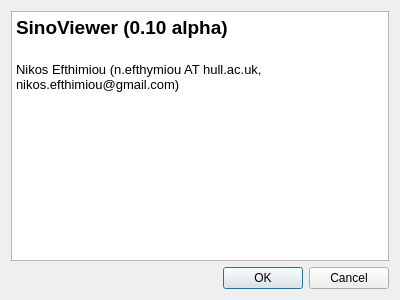
Qt form aboutdialog.ui (NikEfth/PPDD) before a commit.
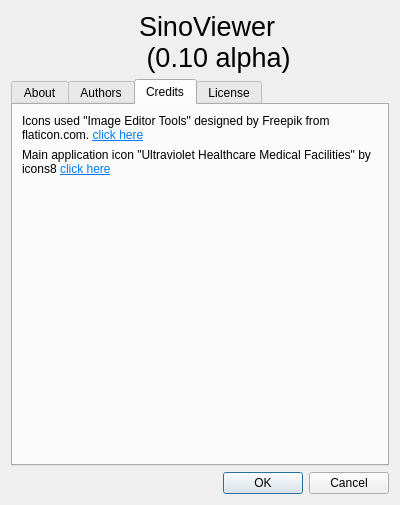
The same form after that commit. The open tabs and pages were chosen to show the change. Icons and pictures are not drawn.

What changed in the file:
```diff
--- a/aboutdialog.ui
+++ b/aboutdialog.ui
@@ -7,29 +7,210 @@
     <x>0</x>
     <y>0</y>
     <width>400</width>
-    <height>300</height>
+    <height>505</height>
    </rect>
   </property>
   <property name="windowTitle">
    <string>Dialog</string>
   </property>
   <layout class="QVBoxLayout" name="verticalLayout_2">
+   <item>
+    <layout class="QGridLayout" name="gridLayout">
+     <item row="1" column="0">
+      <widget class="QLabel" name="label">
+       <property name="text">
+        <string/>
+       </property>
+       <property name="pixmap">
+        <pixmap resource="resources.qrc">:/icons/resources/icons8-microbeam-radiation-therapy-80.png</pixmap>
+       </property>
+      </widget>
+     </item>
+     <item row="1" column="1">
+      <widget class="QLabel" name="label_2">
+       <property name="minimumSize">
+        <size>
+         <width>250</width>
+         <height>0</height>
+        </size>
+       </property>
+       <property name="font">
+        <font>
+         <pointsize>20</pointsize>
+        </font>
+       </property>
+       <property name="text">
+        <string>SinoViewer 
+ (0.10 alpha)</string>
+       </property>
+      </widget>
+     </item>
+    </layout>
+   </item>
    <item>
     <layout class="QVBoxLayout" name="verticalLayout">
      <item>
-      <layout class="QHBoxLayout" name="horizontalLayout_2">
+      <layout class="QVBoxLayout" name="verticalLayout_3">
        <item>
-        <widget class="QTextEdit" name="textEdit">
-         <property name="html">
-          <string>&lt;!DOCTYPE HTML PUBLIC &quot;-//W3C//DTD HTML 4.0//EN&quot; &quot;http://www.w3.org/TR/REC-html40/strict.dtd&quot;&gt;
-&lt;html&gt;&lt;head&gt;&lt;meta name=&quot;qrichtext&quot; content=&quot;1&quot; /&gt;&lt;style type=&quot;text/css&quot;&gt;
-p, li { white-space: pre-wrap; }
-&lt;/style&gt;&lt;/head&gt;&lt;body style=&quot; font-family:'Noto Sans'; font-size:10pt; font-weight:400; font-style:normal;&quot;&gt;
-&lt;p style=&quot; margin-top:0px; margin-bottom:0px; margin-left:0px; margin-right:0px; -qt-block-indent:0; text-indent:0px;&quot;&gt;&lt;span style=&quot; font-size:14pt; font-weight:600;&quot;&gt;SinoViewer (0.10 alpha)&lt;/span&gt;&lt;/p&gt;
-&lt;p style=&quot;-qt-paragraph-type:empty; margin-top:0px; margin-bottom:0px; margin-left:0px; margin-right:0px; -qt-block-indent:0; text-indent:0px; font-size:14pt; font-weight:600;&quot;&gt;&lt;br /&gt;&lt;/p&gt;
-&lt;p style=&quot; margin-top:0px; margin-bottom:0px; margin-left:0px; margin-right:0px; -qt-block-indent:0; text-indent:0px;&quot;&gt;Nikos Efthimiou (n.efthymiou AT hull.ac.uk, nikos.efthimiou@gmail.com)&lt;/p&gt;
-&lt;p style=&quot;-qt-paragraph-type:empty; margin-top:0px; margin-bottom:0px; margin-left:0px; margin-right:0px; -qt-block-indent:0; text-indent:0px;&quot;&gt;&lt;br /&gt;&lt;/p&gt;&lt;/body&gt;&lt;/html&gt;</string>
+        <widget class="QTabWidget" name="Credits">
+         <property name="currentIndex">
+          <number>0</number>
          </property>
+         <widget class="QWidget" name="tab">
+          <attribute name="title">
+           <string>About</string>
+          </attribute>
+          <layout class="QVBoxLayout" name="verticalLayout_5">
+           <item>
+            <layout class="QVBoxLayout" name="verticalLayout_4">
+             <item>
+              <widget class="QTextEdit" name="textEdit">
+               <property name="enabled">
+                <bool>true</bool>
+               </property>
+               <property name="readOnly">
+                <bool>true</bool>
+               </property>
+               <property name="html">
+                <string>&lt;!DOCTYPE HTML PUBLIC &quot;-//W3C//DTD HTML 4.0//EN&quot; &quot;http://www.w3.org/TR/REC-html40/strict.dtd&quot;&gt;
+&lt;html&gt;&lt;head&gt;&lt;meta name=&quot;qrichtext&quot; content=&quot;1&quot; /&gt;&lt;style type=&quot;text/css&quot;&gt;
+p, li { white-space: pre-wrap; }
+&lt;/style&gt;&lt;/head&gt;&lt;body style=&quot; font-family:'Noto Sans'; font-size:10pt; font-weight:400; font-style:normal;&quot;&gt;
+&lt;p style=&quot; margin-top:12px; margin-bottom:12px; margin-left:0px; margin-right:0px; -qt-block-indent:0; text-indent:0px;&quot;&gt;A sinogram viewer for Projection Data.&lt;/p&gt;
+&lt;p style=&quot; margin-top:12px; margin-bottom:12px; margin-left:0px; margin-right:0px; -qt-block-indent:0; text-indent:0px;&quot;&gt;This is a simple (so far) sinogram viewer, based on QT5 supporting projection data from Positron Emission Tomography (PET) scanners. The &lt;a href=&quot;https://github.com/UCL/STIR&quot;&gt;&lt;span style=&quot; text-decoration: underline; color:#007af4;&quot;&gt;STIR toolkit&lt;/span&gt;&lt;/a&gt; is the backend for reading the projection data and &lt;a href=&quot;http://qwt.sourceforge.net/&quot;&gt;&lt;span style=&quot; text-decoration: underline; color:#007af4;&quot;&gt;QWT&lt;/span&gt;&lt;/a&gt; is used for the plotting.&lt;/p&gt;
+&lt;p style=&quot;-qt-paragraph-type:empty; margin-top:0px; margin-bottom:0px; margin-left:0px; margin-right:0px; -qt-block-indent:0; text-indent:0px;&quot;&gt;&lt;br /&gt;&lt;/p&gt;
+&lt;p style=&quot;-qt-paragraph-type:empty; margin-top:0px; margin-bottom:0px; margin-left:0px; margin-right:0px; -qt-block-indent:0; text-indent:0px;&quot;&gt;&lt;br /&gt;&lt;/p&gt;&lt;/body&gt;&lt;/html&gt;</string>
+               </property>
+              </widget>
+             </item>
+            </layout>
+           </item>
+          </layout>
+         </widget>
+         <widget class="QWidget" name="tab_2">
+          <attribute name="title">
+           <string>Authors</string>
+          </attribute>
+          <layout class="QVBoxLayout" name="verticalLayout_7">
+           <item>
+            <layout class="QVBoxLayout" name="verticalLayout_6">
+             <item>
+              <widget class="QLabel" name="label_4">
+               <property name="text">
+                <string>Nikos Efthimiou 
+ Creator 
+(n.efthymiou AT hull.ac.uk,
+ nikos.efthimiou@gmail.com)</string>
+               </property>
+               <property name="wordWrap">
+                <bool>true</bool>
+               </property>
+              </widget>
+             </item>
+             <item>
+              <spacer name="verticalSpacer">
+               <property name="orientation">
+                <enum>Qt::Vertical</enum>
+               </property>
+               <property name="sizeHint" stdset="0">
+                <size>
+                 <width>20</width>
+                 <height>40</height>
+                </size>
+               </property>
+              </spacer>
+             </item>
+            </layout>
+           </item>
+          </layout>
+         </widget>
+         <widget class="QWidget" name="tab_3">
+          <attribute name="title">
+           <string>Credits</string>
+          </attribute>
+          <layout class="QVBoxLayout" name="verticalLayout_9">
+           <item>
+            <layout class="QVBoxLayout" name="verticalLayout_8">
+             <item>
+              <widget class="QLabel" name="label_3">
+               <property name="text">
+                <string>&lt;html&gt;&lt;head/&gt;&lt;body&gt;&lt;p&gt;Icons used &amp;quot;Image Editor Tools&amp;quot; designed by Freepik from flaticon.com. &lt;a href=&quot;https://www.flaticon.com/packs/image-editor-tools&quot;&gt;&lt;span style=&quot; text-decoration: underline; color:#007af4;&quot;&gt;click here&lt;/span&gt;&lt;/a&gt;&lt;/p&gt;&lt;/body&gt;&lt;/html&gt;</string>
+               </property>
+               <property name="wordWrap">
+                <bool>true</bool>
+               </property>
+              </widget>
+             </item>
+             <item>
+              <widget class="QLabel" name="label_5">
+               <property name="minimumSize">
+                <size>
+                 <width>200</width>
+                 <height>0</height>
+                </size>
+               </property>
+               <property name="text">
+                <string>&lt;html&gt;&lt;head/&gt;&lt;body&gt;&lt;p&gt;Main application icon &amp;quot;Ultraviolet Healthcare Medical Facilities&amp;quot; by icons8 &lt;a href=&quot;https://visualpharm.com/free-icons/microbeam%20radiation%20therapy-595b40b75ba036ed117d9f8f&quot;&gt;&lt;span style=&quot; text-decoration: underline; color:#007af4;&quot;&gt;click here&lt;/span&gt;&lt;/a&gt;&lt;/p&gt;&lt;/body&gt;&lt;/html&gt;</string>
+               </property>
+               <property name="scaledContents">
+                <bool>true</bool>
+               </property>
+               <property name="wordWrap">
+                <bool>true</bool>
+               </property>
+              </widget>
+             </item>
+             <item>
+              <spacer name="verticalSpacer_2">
+               <property name="orientation">
+                <enum>Qt::Vertical</enum>
+               </property>
+               <property name="sizeHint" stdset="0">
+                <size>
+                 <width>20</width>
+                 <height>40</height>
+                </size>
+               </property>
+              </spacer>
+             </item>
+            </layout>
+           </item>
+          </layout>
+         </widget>
+         <widget class="QWidget" name="tab_4">
+          <attribute name="title">
+           <string>License</string>
+          </attribute>
+          <layout class="QVBoxLayout" name="verticalLayout_11">
+           <item>
+            <layout class="QVBoxLayout" name="verticalLayout_10">
+             <item>
+              <widget class="QTextEdit" name="textEdit_2">
+               <property name="readOnly">
+                <bool>true</bool>
+               </property>
+               <property name="html">
+                <string>&lt;!DOCTYPE HTML PUBLIC &quot;-//W3C//DTD HTML 4.0//EN&quot; &quot;http://www.w3.org/TR/REC-html40/strict.dtd&quot;&gt;
+&lt;html&gt;&lt;head&gt;&lt;meta name=&quot;qrichtext&quot; content=&quot;1&quot; /&gt;&lt;style type=&quot;text/css&quot;&gt;
+p, li { white-space: pre-wrap; }
+&lt;/style&gt;&lt;/head&gt;&lt;body style=&quot; font-family:'Noto Sans'; font-size:10pt; font-weight:400; font-style:normal;&quot;&gt;
+&lt;p style=&quot; margin-top:0px; margin-bottom:0px; margin-left:0px; margin-right:0px; -qt-block-indent:0; text-indent:0px;&quot;&gt;Copyright 2017 Nikos Efthimiou (nikos.efthimiou AT gmail.com)&lt;/p&gt;
+&lt;p style=&quot; margin-top:12px; margin-bottom:12px; margin-left:0px; margin-right:0px; -qt-block-indent:0; text-indent:0px;&quot;&gt;&lt;br /&gt;&lt;/p&gt;
+&lt;p style=&quot; margin-top:12px; margin-bottom:12px; margin-left:0px; margin-right:0px; -qt-block-indent:0; text-indent:0px;&quot;&gt;Licensed under the Apache License, Version 2.0 (the &amp;quot;License&amp;quot;);&lt;/p&gt;
+&lt;p style=&quot; margin-top:12px; margin-bottom:12px; margin-left:0px; margin-right:0px; -qt-block-indent:0; text-indent:0px;&quot;&gt;you may not use this file except in compliance with the License.&lt;/p&gt;
+&lt;p style=&quot; margin-top:12px; margin-bottom:12px; margin-left:0px; margin-right:0px; -qt-block-indent:0; text-indent:0px;&quot;&gt;&lt;br /&gt;&lt;/p&gt;
+&lt;p style=&quot; margin-top:12px; margin-bottom:12px; margin-left:0px; margin-right:0px; -qt-block-indent:0; text-indent:0px;&quot;&gt;You may obtain a copy of the License at&lt;/p&gt;
+&lt;p style=&quot; margin-top:12px; margin-bottom:12px; margin-left:0px; margin-right:0px; -qt-block-indent:0; text-indent:0px;&quot;&gt;&lt;a href=&quot;http://www.apache.org/licenses/LICENSE-2.0&quot;&gt;&lt;span style=&quot; text-decoration: underline; color:#007af4;&quot;&gt;http://www.apache.org/licenses/LICENSE-2.0&lt;/span&gt;&lt;/a&gt;&lt;/p&gt;
+&lt;p style=&quot; margin-top:12px; margin-bottom:12px; margin-left:0px; margin-right:0px; -qt-block-indent:0; text-indent:0px;&quot;&gt;&lt;br /&gt;&lt;/p&gt;
+&lt;p style=&quot; margin-top:12px; margin-bottom:12px; margin-left:0px; margin-right:0px; -qt-block-indent:0; text-indent:0px;&quot;&gt;Unless required by applicable law or agreed to in writing, software distributed under the License is distributed on an &amp;quot;AS IS&amp;quot; BASIS,WITHOUT WARRANTIES OR CONDITIONS OF ANY KIND, either express or implied.&lt;/p&gt;
+&lt;p style=&quot; margin-top:12px; margin-bottom:12px; margin-left:0px; margin-right:0px; -qt-block-indent:0; text-indent:0px;&quot;&gt;See the License for the specific language governing permissions and limitations under the License.&lt;/p&gt;&lt;/body&gt;&lt;/html&gt;</string>
+               </property>
+              </widget>
+             </item>
+            </layout>
+           </item>
+          </layout>
+         </widget>
         </widget>
        </item>
       </layout>
```
Left out of the diff: 4 changed lines with no effect on the pictures.
